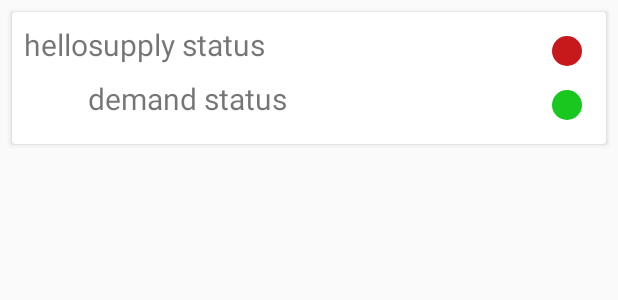
After one commit to gkontos89/Beacon, an Android app: the layout contact_basic.xml on its own in the app's theme, with its tools: preview values and no code run, on a phone screen of 412 x 824 dp. The commit adds this screen. Shown: the top 300 px of the screen. Run offline under Robolectric (Android 15) with nearby library versions, the phone set to English and light mode, and no system bars.

Commit message:
figuring out basic contact

```diff
--- /dev/null
+++ b/app/src/main/res/drawable/beacon_off_mini.xml
@@ -0,0 +1,9 @@
+<?xml version="1.0" encoding="utf-8"?>
+<selector xmlns:android="http://schemas.android.com/apk/res/android">
+    <item>
+        <shape android:shape="oval">
+            <solid android:color="#c7191c"/>
+            <size android:width="20dp" android:height="20dp"/>
+        </shape>
+    </item>
+</selector>
--- /dev/null
+++ b/app/src/main/res/drawable/beacon_on_mini.xml
@@ -0,0 +1,9 @@
+<?xml version="1.0" encoding="utf-8"?>
+<selector xmlns:android="http://schemas.android.com/apk/res/android">
+    <item>
+        <shape android:shape="oval">
+            <solid android:color="#19c71f"/>
+            <size android:width="20dp" android:height="20dp"/>
+        </shape>
+    </item>
+</selector>
--- a/app/src/main/res/layout/activity_home.xml
+++ b/app/src/main/res/layout/activity_home.xml
@@ -46,49 +46,22 @@
             android:gravity="start">
 
             <TextView
+                android:id="@+id/interactions_text"
                 android:layout_width="wrap_content"
                 android:layout_height="wrap_content"
                 android:textSize="20sp"
                 android:layout_margin="8dp"
-                android:text="@string/customer_list_string"
-                android:gravity="start"/>
-
-        </RelativeLayout>
-
-    </android.support.v7.widget.CardView>
-
-    <android.support.v7.widget.CardView
-        xmlns:android="http://schemas.android.com/apk/res/android"
-        android:layout_width="match_parent"
-        android:layout_height="50dp"
-        android:layout_below="@id/customer_list_card"
-        android:layout_marginBottom="30dp"
-        android:id="@+id/requests_card">
-
-        <RelativeLayout
-            android:layout_width="wrap_content"
-            android:layout_height="wrap_content"
-            android:orientation="horizontal"
-            android:gravity="start">
-
-            <TextView
-                android:id="@+id/requests_text"
-                android:layout_width="wrap_content"
-                android:layout_height="wrap_content"
-                android:textSize="20sp"
-                android:layout_margin="8dp"
-                android:text="@string/requests_string"
+                android:text="@string/interactions_string"
                 android:gravity="start"/>
 
             <TextView
-                android:id="@+id/request_count"
                 android:layout_width="wrap_content"
                 android:layout_height="wrap_content"
+                android:layout_alignParentEnd="true"
+                android:layout_toEndOf="@id/interactions_text"
                 android:textSize="20sp"
                 android:layout_margin="8dp"
-                android:layout_toEndOf="@id/requests_text"
-                android:layout_alignParentEnd="true"
-                android:gravity="end" />
+                android:gravity="end"/>
 
         </RelativeLayout>
 
@@ -97,7 +70,7 @@
     <GridLayout
         android:layout_width="match_parent"
         android:layout_height="wrap_content"
-        android:layout_below="@id/requests_card"
+        android:layout_below="@id/customer_list_card"
         android:columnCount="2"
         android:orientation="horizontal">
 
--- /dev/null
+++ b/app/src/main/res/layout/contact_basic.xml
@@ -0,0 +1,69 @@
+<?xml version="1.0" encoding="utf-8"?>
+<android.support.v7.widget.CardView
+    xmlns:android="http://schemas.android.com/apk/res/android"
+    android:layout_width="match_parent"
+    android:layout_height="wrap_content"
+    android:layout_margin="8dp">
+
+    <RelativeLayout
+        android:layout_width="match_parent"
+        android:layout_height="wrap_content"
+        android:layout_margin="8dp"
+        android:orientation="horizontal"
+        android:gravity="start">
+
+        <TextView
+            android:id="@+id/contact_name"
+            android:layout_width="wrap_content"
+            android:layout_height="wrap_content"
+            android:textSize="20sp"
+            android:gravity="start"
+            android:text="hello"/>
+
+        <GridLayout
+            android:layout_width="wrap_content"
+            android:layout_height="wrap_content"
+            android:layout_toEndOf="@id/contact_name"
+            android:layout_alignParentEnd="true"
+            android:columnCount="2"
+            android:rowCount="2">
+
+            <TextView
+                android:id="@+id/supply_text"
+                android:layout_width="wrap_content"
+                android:layout_height="wrap_content"
+                android:textSize="20sp"
+                android:gravity="start"
+                android:text="@string/supply_status_text"/>
+
+            <ImageView
+                android:id="@+id/supply_status"
+                android:layout_width="wrap_content"
+                android:layout_height="wrap_content"
+                android:layout_margin="8dp"
+                android:layout_gravity="end"
+                android:background="@drawable/beacon_off_mini"
+                android:contentDescription="@string/supply_status_text"/>
+
+            <TextView
+                android:id="@+id/demand_text"
+                android:layout_width="wrap_content"
+                android:layout_height="wrap_content"
+                android:textSize="20sp"
+                android:layout_gravity="end"
+                android:text="@string/demand_status_text"/>
+
+            <ImageView
+                android:id="@+id/demand_status"
+                android:layout_width="wrap_content"
+                android:layout_height="wrap_content"
+                android:layout_margin="8dp"
+                android:layout_gravity="end"
+                android:background="@drawable/beacon_on_mini"
+                android:contentDescription="@string/demand_status_text"/>
+
+        </GridLayout>
+
+    </RelativeLayout>
+
+</android.support.v7.widget.CardView>
--- a/app/src/main/res/values/strings.xml
+++ b/app/src/main/res/values/strings.xml
@@ -3,7 +3,7 @@
     <string name="home">Home</string>
     <string name="contacts">Contacts</string>
     <string name="coming_soon">Coming Soon</string>
-    <string name="customer_list_string">Customer List</string>
+    <string name="interactions_string">Interactions</string>
     <string name="requests_string">Requests</string>
     <string name="in_supply_string">In Supply</string>
     <string name="out_of_supply_string">Out of Supply</string>
@@ -11,4 +11,6 @@
     <string name="supplier_beacons_string">Active Supplier Beacons</string>
     <string name="demand_on_string">In Demand</string>
     <string name="demand_off_string">Out of Demand</string>
+    <string name="supply_status_text">supply status</string>
+    <string name="demand_status_text">demand status</string>
 </resources>
```
